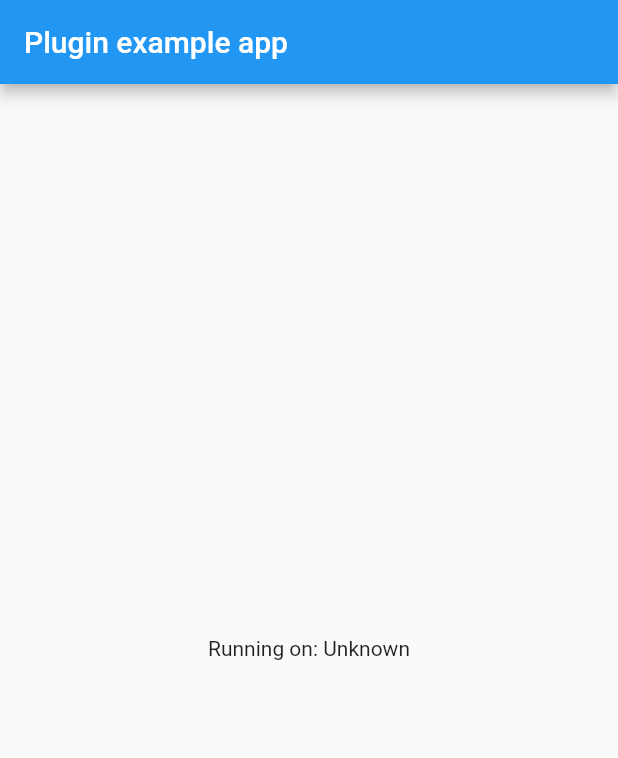
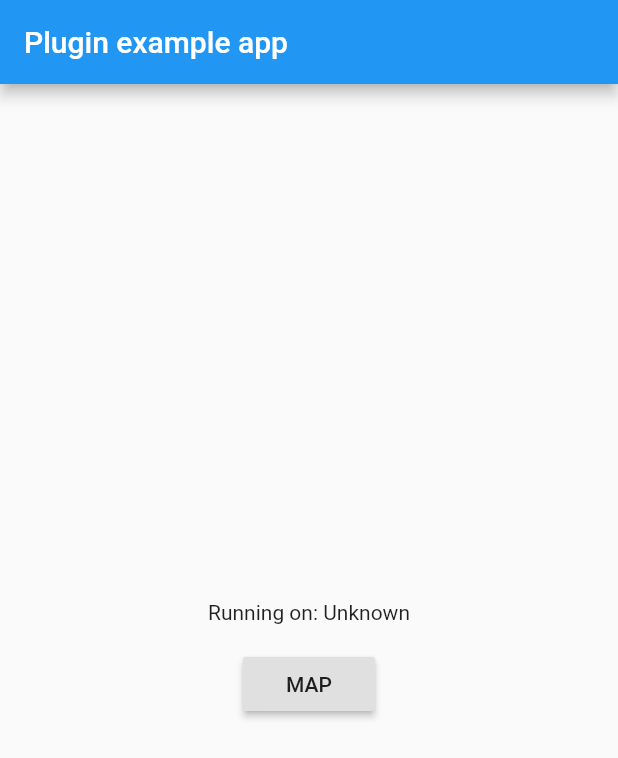
Before and after one commit to JamesKarl/amap, a Flutter app: the screen it shows after launch, on a phone screen of 412 x 824 dp. Shown: the top 758 px of the screen. Run offline on Flutter 3.47's test engine with Material 2 defaults, Android fonts, the phone set to English and light mode, and no system bars.

Commit message:
map displayed.

```diff
--- a/example/lib/main.dart
+++ b/example/lib/main.dart
@@ -1,8 +1,9 @@
-import 'package:flutter/material.dart';
 import 'dart:async';
 
+import 'package:amap/amap.dart';
+import 'package:amap_example/MapPage.dart';
+import 'package:flutter/material.dart';
 import 'package:flutter/services.dart';
-import 'package:amap/amap.dart';
 
 void main() => runApp(MyApp());
 
@@ -47,8 +48,24 @@ class _MyAppState extends State<MyApp> {
         appBar: AppBar(
           title: const Text('Plugin example app'),
         ),
-        body: Center(
-          child: Text('Running on: $_platformVersion\n'),
+        body: Builder(
+          builder: (BuildContext context) {
+            return Center(
+              child: Column(
+                mainAxisSize: MainAxisSize.min,
+                children: <Widget>[
+                  Text('Running on: $_platformVersion\n'),
+                  RaisedButton(
+                    child: Text("MAP"),
+                    onPressed: () {
+                      Navigator.of(context)
+                          .push(MaterialPageRoute(builder: (c) => MapPage()));
+                    },
+                  ),
+                ],
+              ),
+            );
+          },
         ),
       ),
     );
```
Also changed, not shown: example/lib/MapPage.dart (renamed from lib/src/MapPage.dart, +2 -6 lines).
